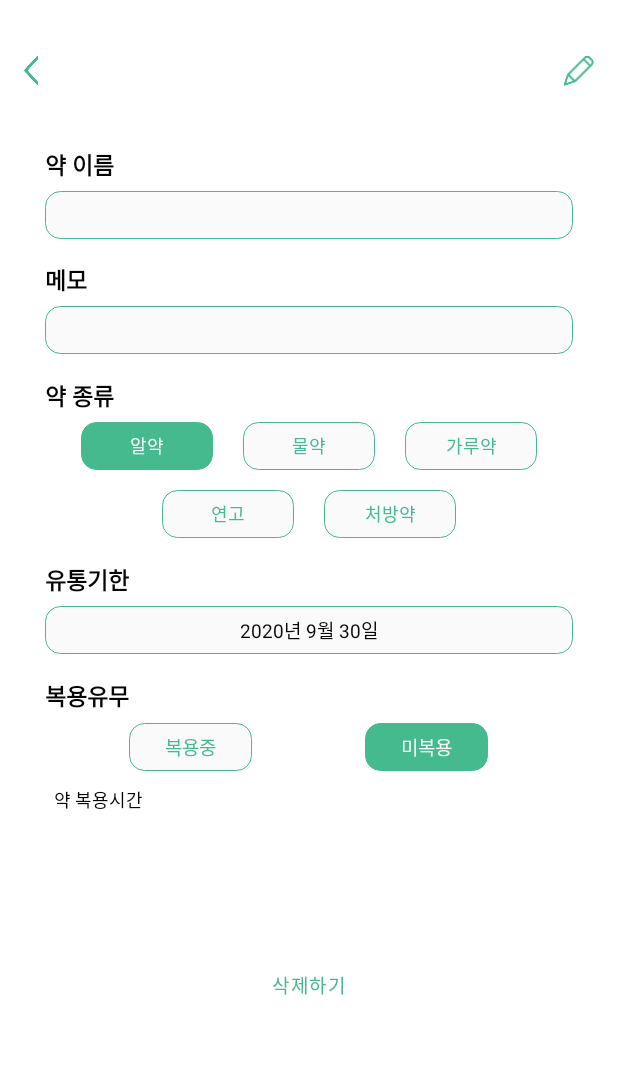
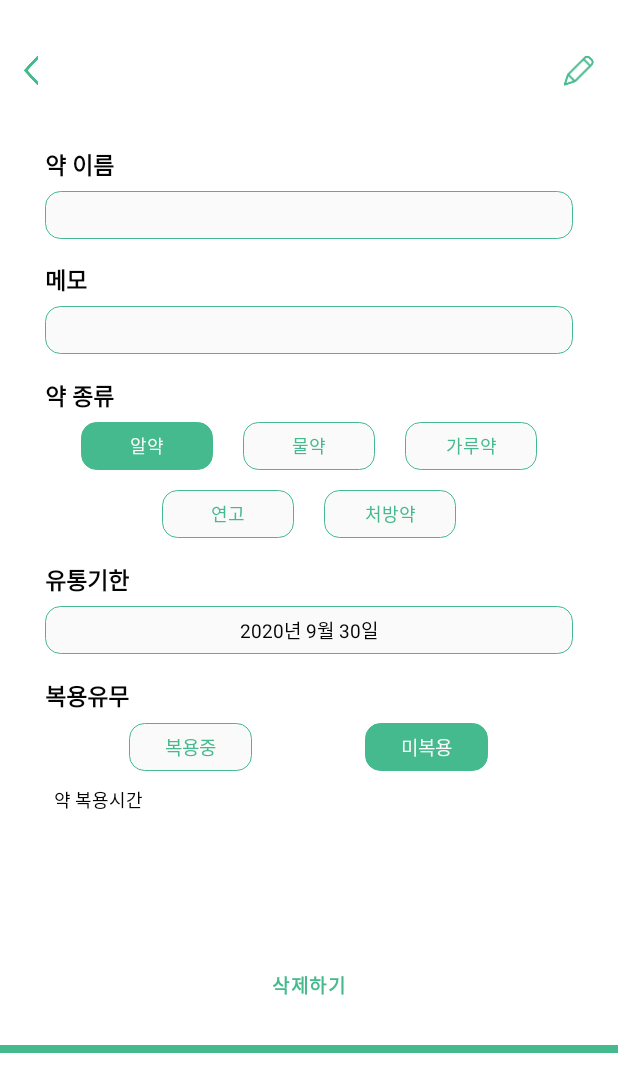
Before and after one commit to eleeje97/UGEUBI-android, an Android app: the Medicine_kit_detail screen opened directly, with no data from a screen before it, on a phone screen of 412 x 824 dp. Shown: the top 1092 px of the screen. Run offline under Robolectric (Android 15) with nearby library versions, the phone set to English and light mode, and no system bars.

Commit message:
약 삭제 구현완료

```diff
--- a/ugeubi/app/src/main/java/duksung/android/hororok/ugeubi/medicine/Medicine_kit_detail.java
+++ b/ugeubi/app/src/main/java/duksung/android/hororok/ugeubi/medicine/Medicine_kit_detail.java
@@ -15,6 +15,7 @@ import android.widget.LinearLayout;
 import android.widget.RadioButton;
 import android.widget.RadioGroup;
 import android.widget.TextView;
+import android.widget.Toast;
 import android.widget.ToggleButton;
 
 import androidx.annotation.Nullable;
@@ -46,6 +47,10 @@ public class Medicine_kit_detail extends Activity {
     ToggleButton mon, tue, wed, thu, fri, sat, sun;
     EditText taking_dose_num;
 
+    // 삭제 버튼
+    LinearLayout delete_btn;
+
+
     RadioGroup takingBtnGroup;
 
     RecyclerView takingTimeList;
@@ -64,6 +69,8 @@ public class Medicine_kit_detail extends Activity {
 
         /** init **/
 
+
+        delete_btn = findViewById(R.id.delete_btn);
         back_btn = findViewById(R.id.btn_back);
         medicine_name = findViewById(R.id.medicine_name);
         medicine_memo = findViewById(R.id.medicine_memo);
@@ -103,13 +110,25 @@ public class Medicine_kit_detail extends Activity {
         /** init end **/
 
 
+        Intent intent = getIntent();
+        int medicineId = intent.getIntExtra("medicineId", 0);
+        getMedicineDetailInfo(medicineId);
+
+
+        delete_btn.setOnClickListener(v -> {
+
+            /** deleteAPI 호출 **/
+
+            deleteMedicine(medicineId);
+
+        });
+
+
+
         // 뒤로가기 버튼이 눌렸다면
-        back_btn.setOnClickListener(new View.OnClickListener() {
-            @Override
-            public void onClick(View v) {
-                // 뒤로가기 함수 호출
-                onBackPressed();
-            }
+        back_btn.setOnClickListener(v -> {
+            // 뒤로가기 함수 호출
+            onBackPressed();
         });
 
 
@@ -127,9 +146,7 @@ public class Medicine_kit_detail extends Activity {
         takingBtnGroup.setOnCheckedChangeListener(takingBtnOnClickListener);
 
 
-        Intent intent = getIntent();
-        int medicineId = intent.getIntExtra("medicineId", 0);
-        getMedicineDetailInfo(medicineId);
+
 
     }
 
@@ -200,22 +217,14 @@ public class Medicine_kit_detail extends Activity {
                             takingTimeListAdapter.addItem(time.substring(0,5));
                         }
 
-
                     }
-
-
-
-
-
-
-
 
                 }
             }
 
             @Override
             public void onFailure(Call<MedicineItemDTO> call, Throwable t) {
-                Log.e("error", "통신실패(register medicine)" + t.getCause());
+                Log.e("error", "통신실패(register detail)" + t.getCause());
             }
         });
 
@@ -288,4 +297,30 @@ public class Medicine_kit_detail extends Activity {
 
     }
 
+
+    public void deleteMedicine(int medicineID){
+
+
+        SharedPreferences pref = getSharedPreferences(PREFERENCE, MODE_PRIVATE);
+        String accessToken = "Bearer " + pref.getString("accessToken", "");
+        apiService.deleteMedicine(accessToken,medicineID).enqueue(new Callback<Void>() {
+            @Override
+            public void onResponse(Call<Void> call, Response<Void> response) {
+                if(response.isSuccessful()){
+
+                    finish();
+                    Toast.makeText(getApplicationContext(), "해당 약이 삭제되었습니다.", Toast.LENGTH_SHORT).show();
+
+
+                }
+            }
+
+            @Override
+            public void onFailure(Call<Void> call, Throwable t) {
+                Log.e("error", "통신실패(register medicine)" + t.getCause());
+            }
+        });
+    }
+
+
 }
--- a/ugeubi/app/src/main/java/duksung/android/hororok/ugeubi/retrofit/RetrofitInterface.java
+++ b/ugeubi/app/src/main/java/duksung/android/hororok/ugeubi/retrofit/RetrofitInterface.java
@@ -1,5 +1,6 @@
 package duksung.android.hororok.ugeubi.retrofit;
 
+import duksung.android.hororok.ugeubi.retrofit.alarm.NotificationDTO;
 import duksung.android.hororok.ugeubi.retrofit.medicine.MedicineDTO;
 import duksung.android.hororok.ugeubi.retrofit.medicine.MedicineDetailDTO;
 import duksung.android.hororok.ugeubi.retrofit.medicine.MedicineItemDTO;
@@ -104,6 +105,25 @@ public interface RetrofitInterface {
     Call<NewPwDTO> setNewPW(@Body NewPwDTO newPwDto);
 
 
+    /** 알람 **/
+
+    // 알람 등록
+    @Headers({
+            "Content-Type: application/json;charset=UTF-8" ,
+            "Transfer-Encoding: chunked"})
+    @POST("notifications/registerNotifications")
+    Call<NotificationDTO> register_notification(@Body NotificationDTO notificationDto);
+
+
+    // 알람 조회
+    /*
+    @Headers({
+            "Content-Type: application/json;charset=UTF-8" ,
+            "Transfer-Encoding: chunked"})
+   @GET("getNotifications")
+    Call<> getNotification(@Header("Authorization") String token, @Path("medicineId") int medicineId);
+    */
+
     /** 우리집 구급상자 **/
 
     // 구급상자 약등록
@@ -132,7 +152,17 @@ public interface RetrofitInterface {
     @DELETE("first-aid-kit/medicines/{medicineId}")
     Call<Void> deleteMedicine(@Header("Authorization") String token, @Path("medicineId") int medicineId);
 
-    /** 약/DUR 정보 검색 **/
+
+    /** 메인 **/
+
+    @GET("taking/getTakingHistory?date=2020-07-04")
+    Call<Void> getTakingHistory();
+
+
+
+
+
+   /** 약/DUR 정보 검색 **/
 
     // 일반검색
     @Headers({
--- a/ugeubi/app/src/main/res/layout/activity_medicine_kit_detail.xml
+++ b/ugeubi/app/src/main/res/layout/activity_medicine_kit_detail.xml
@@ -556,7 +556,11 @@
 
             </LinearLayout>
 
-
+            <LinearLayout
+                android:id="@+id/delete_btn"
+                android:layout_width="match_parent"
+                android:layout_height="wrap_content"
+                android:orientation="vertical">
             <TextView
                 android:layout_marginTop="100dp"
                 android:layout_marginBottom="30dp"
@@ -564,17 +568,18 @@
                 android:layout_width="wrap_content"
                 android:layout_height="match_parent"
                 android:textSize="12.5sp"
+                android:textStyle="bold"
                 android:textColor="@color/mainColor"
                 android:letterSpacing="0.08"
                 android:lineSpacingExtra="6sp"
                 android:text="삭제하기" />
 
             <View
-                android:layout_width="50dp"
-                android:layout_height="2dp"
+                android:layout_width="match_parent"
+                android:layout_height="5dp"
                 android:background="@color/mainColor"/>
 
-
+            </LinearLayout>
 
 
         </LinearLayout>
```
Also changed, not shown: ugeubi/app/src/main/java/duksung/android/hororok/ugeubi/registerMedicine/RegisterMedicine.java (+26 -1 lines), ugeubi/app/src/main/java/duksung/android/hororok/ugeubi/retrofit/alarm/NotificationDTO.java (added, +56 -0 lines).
